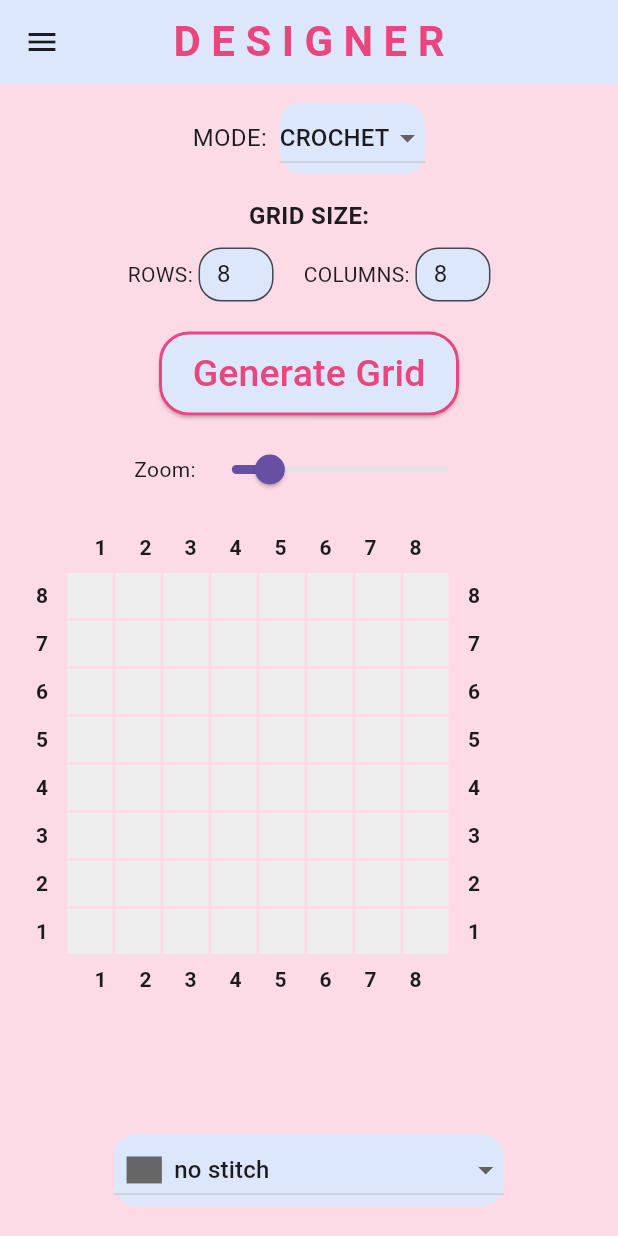
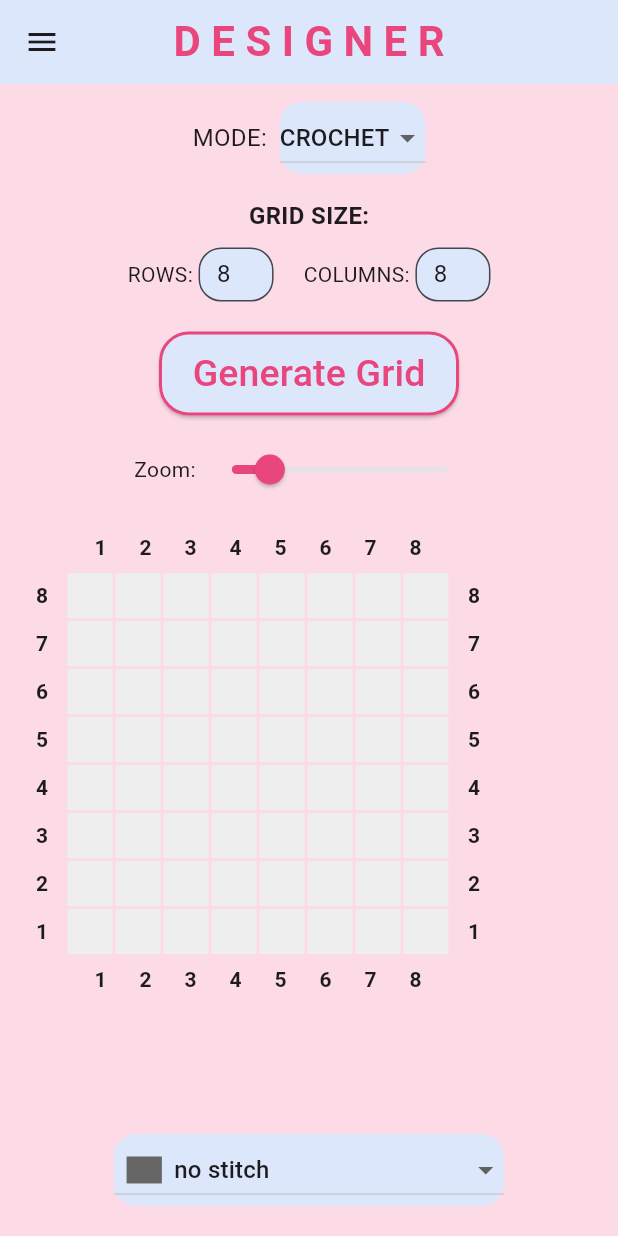
Before and after one commit to Ayesha-Jan/stitch-atlas, a Flutter app: the Designer screen opened by its route, after a tap on "Generate Grid", on a phone screen of 412 x 824 dp. Run offline on Flutter 3.47's test engine with Material 3 defaults, Android fonts, the phone set to English and light mode, and no system bars; our stand-ins replace flutter_colorpicker, flutter_svg.

Commit message:
Changing zoom slider and button design

```diff
--- a/lib/pages/designer.dart
+++ b/lib/pages/designer.dart
@@ -320,6 +320,7 @@ class _DesignerState extends State<Designer> {
                       max: 5.0,
                       divisions: 48,
                       label: zoom.toStringAsFixed(2),
+                      activeColor: Color(0xFFEA467E),
                       onChanged: (value) {
                         setState(() {
                           zoom = value;
@@ -333,7 +334,7 @@ class _DesignerState extends State<Designer> {
 
               SizedBox(height: 12),
 
-              // GRID + MINIMAP ROW
+              // GRID
               if (gridGenerated)
                 Expanded(
                   child: Stack(
@@ -403,11 +404,10 @@ class _DesignerState extends State<Designer> {
 
                                                 if (symbolName.startsWith('#')) {
                                                   return Container(
-                                                    width: cellSize * 0.8,
-                                                    height: cellSize * 0.8,
+                                                    width: cellSize,
+                                                    height: cellSize,
                                                     decoration: BoxDecoration(
                                                       color: Color(int.parse(symbolName.substring(1), radix: 16) + 0xFF000000),
-                                                      borderRadius: BorderRadius.circular(4),
                                                     ),
                                                   );
                                                 }
@@ -607,7 +607,28 @@ class _DesignerState extends State<Designer> {
                           },
                         );
                       },
-                      child: Text("Pick Color"),
+                      style: ElevatedButton.styleFrom(
+                        backgroundColor: Color(0xFFDCE7FB),
+                        foregroundColor: Color(0xFFEA467E),
+                        padding: EdgeInsets.symmetric(
+                          vertical: 10,
+                          horizontal: 20,
+                        ),
+                        minimumSize: Size(100, 50),
+                        shape: RoundedRectangleBorder(
+                            borderRadius: BorderRadius.circular(20),
+                            side: BorderSide(
+                                color: Color(0xFFEA467E),
+                                width: 2
+                            )
+                        )
+                      ),
+                      child: Text(
+                        "Pick a Color",
+                        style: TextStyle(
+                          fontSize: 17,
+                        )
+                      ),
                     ),
                     SizedBox(height: 8),
                     Wrap(
```
